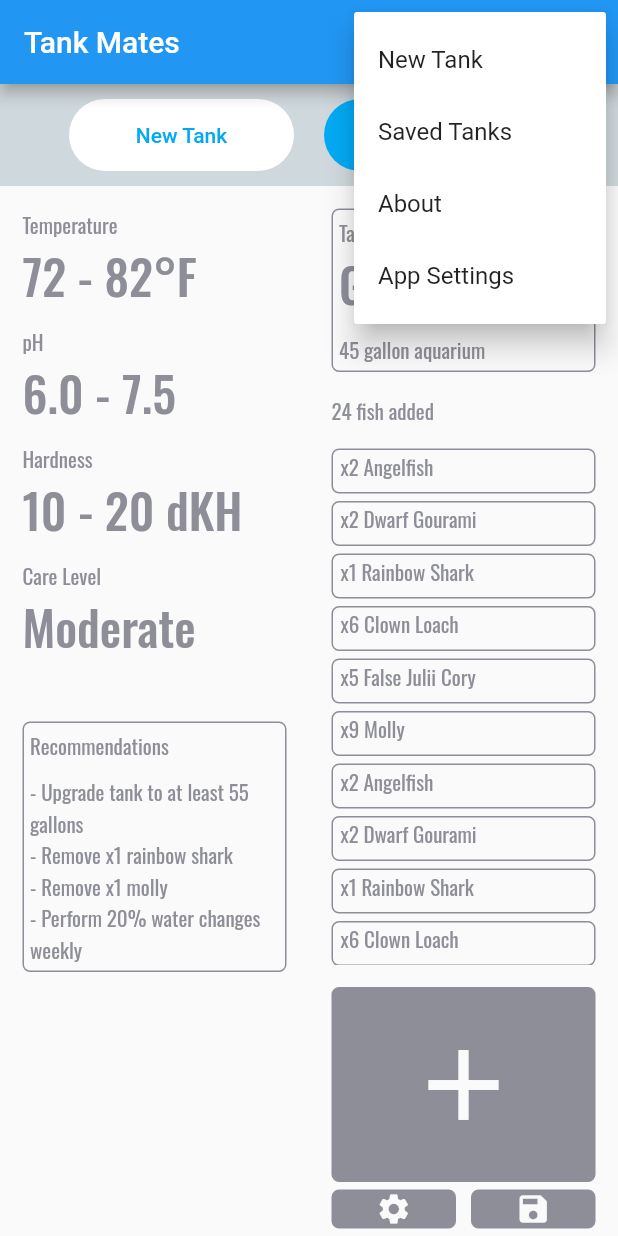
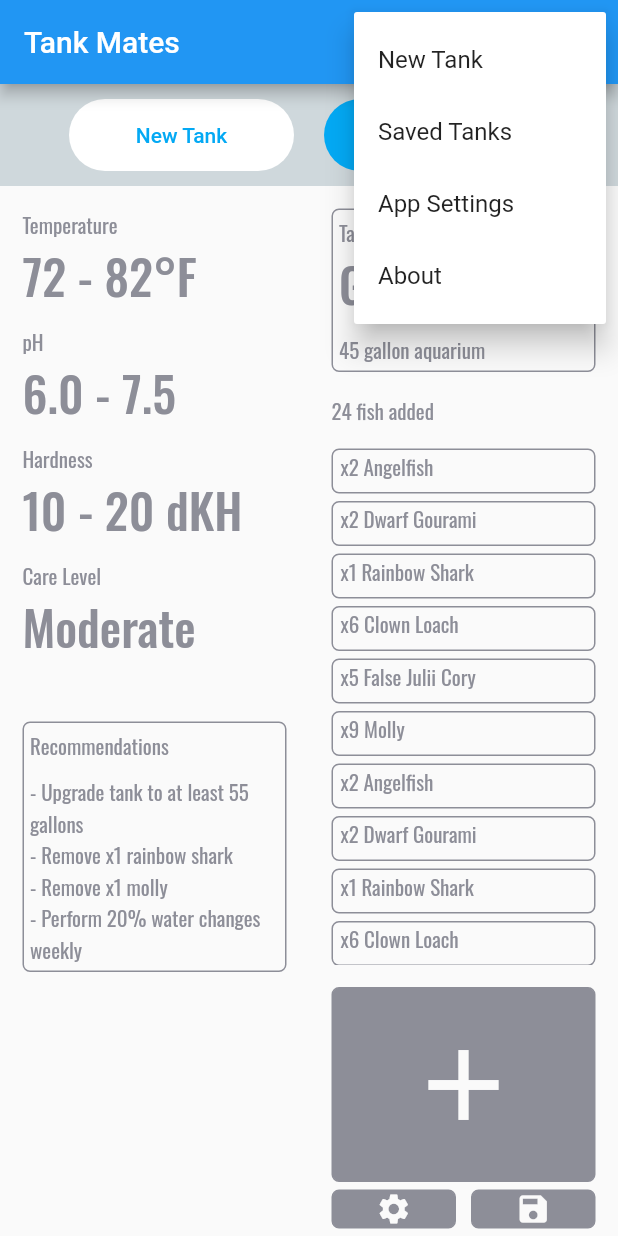
Before and after one commit to connorlof/tank_mates, a Flutter app: the screen it shows after launch, after a tap on the "opacity" icon, on a phone screen of 412 x 824 dp. Run offline on Flutter 3.47's test engine with Material 2 defaults, Android fonts, the phone set to English and light mode, and no system bars.

```diff
--- a/lib/screens/edit_tank_screen.dart
+++ b/lib/screens/edit_tank_screen.dart
@@ -1,11 +1,13 @@
 import 'package:flutter/material.dart';
+import 'package:tank_mates/screens/about_screen.dart';
 import 'package:tank_mates/screens/saved_tanks_screen.dart';
+import 'package:tank_mates/screens/settings_screen.dart';
 import 'package:tank_mates/util/constants.dart';
 import 'package:tank_mates/widgets/parameter_tile.dart';
 import 'package:tank_mates/widgets/round_button.dart';
 
 class EditTankScreen extends StatefulWidget {
-  static String id = 'edit_tank_screen';
+  static String id = kIdEditTankScreen;
 
   @override
   _EditTankScreenState createState() => _EditTankScreenState();
@@ -35,9 +37,15 @@ class _EditTankScreenState extends State<EditTankScreen> {
   ];
 
   void _selectTopIndex(AppBarChoice choice) {
-    if (choice.title == 'Saved Tanks') {
+    if (choice.id == kIdSavedTanksScreen) {
       Navigator.push(
           context, MaterialPageRoute(builder: (context) => SavedTanksScreen()));
+    } else if (choice.id == kIdSettingsScreen) {
+      Navigator.push(
+          context, MaterialPageRoute(builder: (context) => SettingsScreen()));
+    } else if (choice.id == kIdAboutScreen) {
+      Navigator.push(
+          context, MaterialPageRoute(builder: (context) => AboutScreen()));
     } else {
       setState(() {
         _topBarIndex = choice;
@@ -142,26 +150,26 @@ class _EditTankScreenState extends State<EditTankScreen> {
                             children: <Widget>[
                               Text(
                                 "Recommendations",
-                                style: kParameterLabelTextStyle,
+                                style: kTextStyleSmall,
                               ),
                               SizedBox(
                                 height: 10.0,
                               ),
                               Text(
                                 "- Upgrade tank to at least 55 gallons",
-                                style: kParameterLabelTextStyle,
+                                style: kTextStyleSmall,
                               ),
                               Text(
                                 "- Remove x1 rainbow shark",
-                                style: kParameterLabelTextStyle,
+                                style: kTextStyleSmall,
                               ),
                               Text(
                                 "- Remove x1 molly",
-                                style: kParameterLabelTextStyle,
+                                style: kTextStyleSmall,
                               ),
                               Text(
                                 "- Perform 20% water changes weekly",
-                                style: kParameterLabelTextStyle,
+                                style: kTextStyleSmall,
                               ),
                             ],
                           ),
@@ -193,7 +201,7 @@ class _EditTankScreenState extends State<EditTankScreen> {
                             ),
                             Text(
                               "45 gallon aquarium",
-                              style: kParameterLabelTextStyle,
+                              style: kTextStyleSmall,
                             ),
                           ],
                         ),
@@ -205,7 +213,7 @@ class _EditTankScreenState extends State<EditTankScreen> {
                           children: <Widget>[
                             Text(
                               "24 fish added",
-                              style: kParameterLabelTextStyle,
+                              style: kTextStyleSmall,
                             ),
                           ],
                         ),
@@ -232,7 +240,7 @@ class _EditTankScreenState extends State<EditTankScreen> {
                                 ),
                                 child: Text(
                                   '${fishAddedList[index]}',
-                                  style: kParameterLabelTextStyle,
+                                  style: kTextStyleSmall,
                                 ),
                               );
                             },
--- a/lib/util/constants.dart
+++ b/lib/util/constants.dart
@@ -1,15 +1,20 @@
 import 'package:flutter/material.dart';
+
+const kIdEditTankScreen = 'edit_tank_screen';
+const kIdSavedTanksScreen = 'saved_tanks_screen';
+const kIdAboutScreen = 'about_screen';
+const kIdSettingsScreen = 'settings_screen';
 
 const String appName = 'Tank Mates';
 const kCardColor = Color(0xFF8D8E98);
 
-const kParameterLabelTextStyle = TextStyle(
+const kTextStyleSmall = TextStyle(
   fontSize: 14.0,
   color: Color(0xFF8D8E98),
   fontFamily: 'Oswald',
 );
 
-const kParameterValueTextStyle = TextStyle(
+const kTextStyleLarge = TextStyle(
   fontSize: 32.0,
   fontWeight: FontWeight.w500,
   color: Color(0xFF8D8E98),
@@ -23,15 +28,15 @@ const kRecommendationTextStyle = TextStyle(
 );
 
 const List<AppBarChoice> appBarChoices = const <AppBarChoice>[
-  const AppBarChoice(title: 'New Tank', icon: Icons.directions_car),
-  const AppBarChoice(title: 'Saved Tanks', icon: Icons.directions_car),
-  const AppBarChoice(title: 'About', icon: Icons.directions_car),
-  const AppBarChoice(title: 'App Settings', icon: Icons.directions_bike),
+  const AppBarChoice('New Tank', kIdEditTankScreen),
+  const AppBarChoice('Saved Tanks', kIdSavedTanksScreen),
+  const AppBarChoice('App Settings', kIdSettingsScreen),
+  const AppBarChoice('About', kIdAboutScreen),
 ];
 
 class AppBarChoice {
-  const AppBarChoice({this.title, this.icon});
+  const AppBarChoice(this.title, this.id);
 
   final String title;
-  final IconData icon;
+  final String id;
 }
--- a/lib/widgets/parameter_tile.dart
+++ b/lib/widgets/parameter_tile.dart
@@ -15,11 +15,11 @@ class ParameterTile extends StatelessWidget {
         children: <Widget>[
           Text(
             label,
-            style: kParameterLabelTextStyle,
+            style: kTextStyleSmall,
           ),
           Text(
             value,
-            style: kParameterValueTextStyle,
+            style: kTextStyleLarge,
           ),
           SizedBox(
             height: 10.0,
```
Also changed, not shown: lib/screens/about_screen.dart (+74 -0 lines), lib/screens/saved_tanks_screen.dart (+4 -4 lines), lib/screens/settings_screen.dart (+138 -0 lines).
